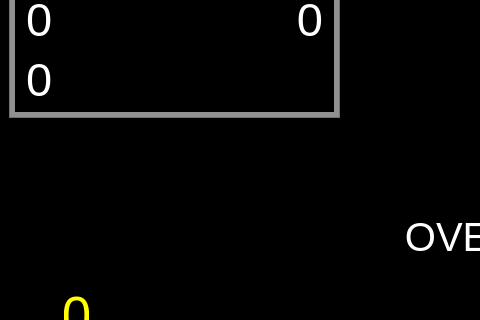
Above: code/ui.ui from TBlueT/F1_2020_UDP before the change; both pictures show x 0 to 480 and y 147 to 467 of the 1024 by 600 pixel window. Below: the same form after it.
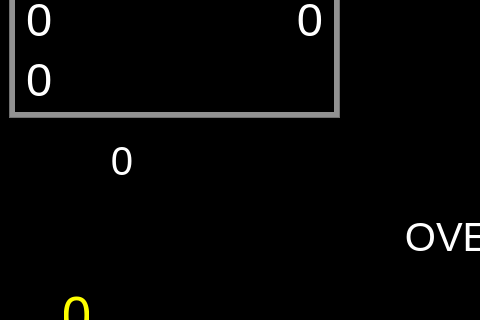
That is the form after the change. Icons and pictures are not drawn.

```diff
--- a/code/ui.ui
+++ b/code/ui.ui
@@ -1083,13 +1083,6 @@
          </property>
         </widget>
        </item>
-       <item row="0" column="0">
-        <widget class="QLabel" name="label_9">
-         <property name="text">
-          <string/>
-         </property>
-        </widget>
-       </item>
        <item row="0" column="3">
         <widget class="QFrame" name="frame_9">
          <property name="frameShape">
@@ -1160,6 +1153,25 @@
          </property>
         </widget>
        </item>
+       <item row="0" column="0">
+        <widget class="QLabel" name="RPM">
+         <property name="font">
+          <font>
+           <family>Arial</family>
+           <pointsize>30</pointsize>
+          </font>
+         </property>
+         <property name="styleSheet">
+          <string notr="true">color: rgb(255, 255, 255);</string>
+         </property>
+         <property name="text">
+          <string>0</string>
+         </property>
+         <property name="alignment">
+          <set>Qt::AlignCenter</set>
+         </property>
+        </widget>
+       </item>
       </layout>
      </widget>
     </item>
```
